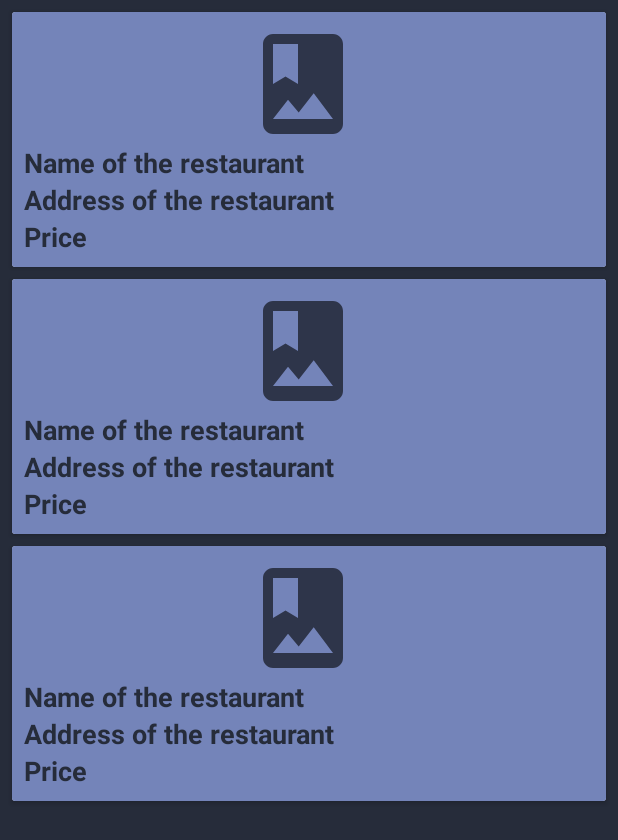
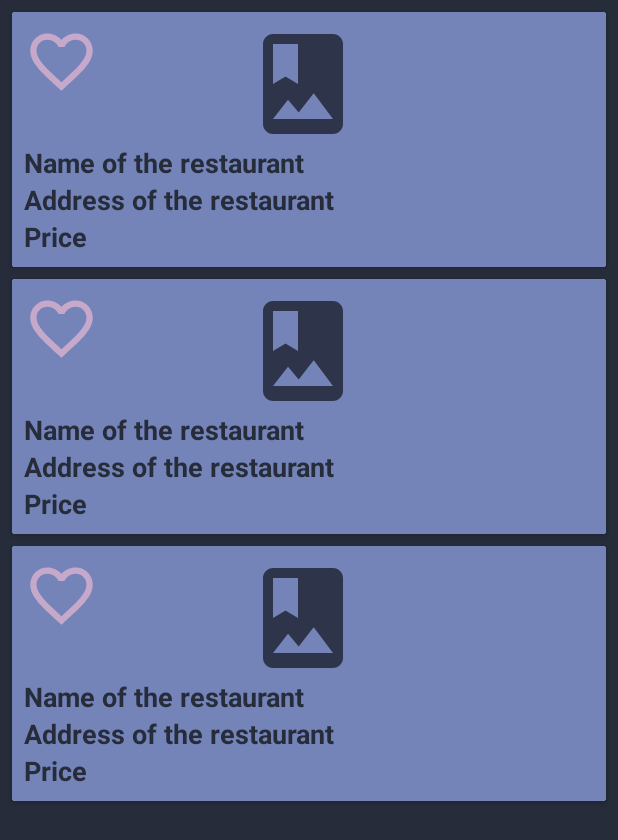
Before and after one commit to Reasz/AndroidProject, an Android app: the layout fragment_main_screen.xml on its own in the app's theme, with its tools: preview values and no code run, on a phone screen of 412 x 824 dp. Shown: the top 840 px of the screen. Run offline under Robolectric (Android 15) with nearby library versions, the phone set to English and light mode, and no system bars; network calls fail.

Commit message:
RestaurantAdapter.kt file updated, comments corrected Constants.kt file updated, new variable added for userID ic_favorite.xml, ic_favorite_border.xml files created for favorite icon strings.xml file updated for favorite icon text restaurant_item.xml file updated, favorite icon added to the layout ProfileScreenFragment.kt file updated, now it shows the data of the current user MainScreenFragment.kt updated, unnecessary commented parts removed LoginFragment.kt file updated, user ID saved for later identification

```diff
--- a/app/src/main/java/com/example/foodproject/RestaurantAdapter.kt
+++ b/app/src/main/java/com/example/foodproject/RestaurantAdapter.kt
@@ -22,7 +22,7 @@ class RestaurantAdapter (//private var restaurantList: List<RestaurantItem>,
 
         return  RestaurantViewHolder(itemView)
     }
-    // mindig ujrahivodik
+    // gets called again every time
     override fun onBindViewHolder(holder: RestaurantViewHolder, position: Int) {
         val currentItem = restaurantList[position]
 
@@ -53,9 +53,6 @@ class RestaurantAdapter (//private var restaurantList: List<RestaurantItem>,
         val textViewAddress: TextView = itemView.restaurantAddressTextView
         val textViewPrice: TextView = itemView.restaurantPriceTextView
         val view = itemView
-        /*val imageView: ImageView = itemView.findViewById(R.id.restaurantImageView)
-        val textView1: TextView = itemView.findViewById(R.id.restaurantTitleTextView)
-        val textView2: TextView = itemView.findViewById(R.id.restaurantAddressTextView)*/
 
         init
         {
--- a/app/src/main/java/com/example/foodproject/frg/LoginFragment.kt
+++ b/app/src/main/java/com/example/foodproject/frg/LoginFragment.kt
@@ -12,6 +12,7 @@ import androidx.lifecycle.ViewModelProvider
 import androidx.navigation.Navigation
 import com.example.foodproject.R
 import com.example.foodproject.data.UserViewModel
+import com.example.foodproject.util.Constants.Companion.userID
 
 class LoginFragment : Fragment() {
 
@@ -50,6 +51,7 @@ class LoginFragment : Fragment() {
                     mUserViewModel.readAllData.observe(viewLifecycleOwner, Observer { user ->
                         user.forEach{
                             if (it.userName == usernameText && it.password == passwordText) {
+                                userID = it.id
                                 Navigation.findNavController(view)
                                     .navigate(R.id.action_loginFragment_to_mainScreenFragment2)
                             }
--- a/app/src/main/java/com/example/foodproject/util/Constants.kt
+++ b/app/src/main/java/com/example/foodproject/util/Constants.kt
@@ -1,10 +1,11 @@
 package com.example.foodproject.util
 
-// a const value for the API url to be accessable from every class
+// a const value for the API url, and ID of the user to be accessible from every class
 class Constants {
 
     companion object{
         const val BASE_URL = "https://ratpark-api.imok.space"
+        var userID = 0
     }
 
 }
--- /dev/null
+++ b/app/src/main/res/drawable/ic_favorite.xml
@@ -0,0 +1,5 @@
+<vector android:height="24dp" android:tint="#C6A9CA"
+    android:viewportHeight="24" android:viewportWidth="24"
+    android:width="24dp" xmlns:android="http://schemas.android.com/apk/res/android">
+    <path android:fillColor="@android:color/white" android:pathData="M12,21.35l-1.45,-1.32C5.4,15.36 2,12.28 2,8.5 2,5.42 4.42,3 7.5,3c1.74,0 3.41,0.81 4.5,2.09C13.09,3.81 14.76,3 16.5,3 19.58,3 22,5.42 22,8.5c0,3.78 -3.4,6.86 -8.55,11.54L12,21.35z"/>
+</vector>
--- /dev/null
+++ b/app/src/main/res/drawable/ic_favorite_border.xml
@@ -0,0 +1,5 @@
+<vector android:height="24dp" android:tint="#C6A9CA"
+    android:viewportHeight="24" android:viewportWidth="24"
+    android:width="24dp" xmlns:android="http://schemas.android.com/apk/res/android">
+    <path android:fillColor="@android:color/white" android:pathData="M16.5,3c-1.74,0 -3.41,0.81 -4.5,2.09C10.91,3.81 9.24,3 7.5,3 4.42,3 2,5.42 2,8.5c0,3.78 3.4,6.86 8.55,11.54L12,21.35l1.45,-1.32C18.6,15.36 22,12.28 22,8.5 22,5.42 19.58,3 16.5,3zM12.1,18.55l-0.1,0.1 -0.1,-0.1C7.14,14.24 4,11.39 4,8.5 4,6.5 5.5,5 7.5,5c1.54,0 3.04,0.99 3.57,2.36h1.87C13.46,5.99 14.96,5 16.5,5c2,0 3.5,1.5 3.5,3.5 0,2.89 -3.14,5.74 -7.9,10.05z"/>
+</vector>
--- a/app/src/main/res/layout/restaurant_item.xml
+++ b/app/src/main/res/layout/restaurant_item.xml
@@ -1,15 +1,16 @@
 <?xml version="1.0" encoding="utf-8"?>
 <androidx.cardview.widget.CardView xmlns:android="http://schemas.android.com/apk/res/android"
-    android:layout_width="match_parent" android:layout_height="wrap_content"
+    android:layout_width="match_parent"
+    android:layout_height="wrap_content"
     android:layout_margin="4dp"
     android:background="@color/colorBackground">
+
     <RelativeLayout
         android:layout_width="match_parent"
         android:layout_height="match_parent"
-        android:padding="8dp"
         android:background="@color/colorAccentDark"
         android:gravity="center"
-        >
+        android:padding="8dp">
 
         <ImageView
             android:id="@+id/restaurantImageView"
@@ -17,41 +18,46 @@
             android:layout_height="80dp"
             android:layout_marginEnd="8dp"
             android:layout_marginRight="8dp"
-            android:src="@drawable/ic_profile"
             android:contentDescription="@string/restaurant_picture"
-            />
+            android:src="@drawable/ic_profile" />
 
         <TextView
             android:id="@+id/restaurantTitleTextView"
             android:layout_width="wrap_content"
             android:layout_height="wrap_content"
+            android:layout_below="@id/restaurantImageView"
+            android:gravity="center"
             android:text="@string/restaurant_title"
-            android:layout_below="@id/restaurantImageView"
             android:textColor="@color/colorBackground"
             android:textSize="18sp"
-            android:textStyle="bold"
-            android:gravity="center"
-           />
+            android:textStyle="bold" />
 
         <TextView
             android:id="@+id/restaurantAddressTextView"
             android:layout_width="wrap_content"
             android:layout_height="wrap_content"
+            android:layout_below="@+id/restaurantTitleTextView"
             android:text="@string/restaurant_address"
-            android:layout_below="@+id/restaurantTitleTextView"
             android:textColor="@color/colorBackground"
             android:textSize="18sp"
-            android:textStyle="bold"/>
+            android:textStyle="bold" />
 
         <TextView
             android:id="@+id/restaurantPriceTextView"
             android:layout_width="wrap_content"
             android:layout_height="wrap_content"
+            android:layout_below="@+id/restaurantAddressTextView"
             android:text="@string/restaurant_price"
-            android:layout_below="@+id/restaurantAddressTextView"
             android:textColor="@color/colorBackground"
             android:textSize="18sp"
-            android:textStyle="bold"/>
+            android:textStyle="bold" />
+
+        <ImageView
+            android:id="@+id/favorite_icon"
+            android:layout_width="50dp"
+            android:layout_height="50dp"
+            android:contentDescription="@string/favorite_icon"
+            android:src="@drawable/ic_favorite_border" />
 
     </RelativeLayout>
 </androidx.cardview.widget.CardView>
--- a/app/src/main/res/values/strings.xml
+++ b/app/src/main/res/values/strings.xml
@@ -17,6 +17,7 @@
     <string name="restaurant_address">Address of the restaurant</string>
     <string name="restaurant_price">Price</string>
     <string name="restaurant_picture">Picture of the restaurant</string>
+    <string name="favorite_icon">Favorite icon</string>
 
     <string name="username">Username</string>
     <string name="password">Password</string>
```
Also changed, not shown: app/src/main/java/com/example/foodproject/frg/MainScreenFragment.kt (+7 -3 lines), app/src/main/java/com/example/foodproject/frg/ProfileScreenFragment.kt (+11 -1 lines).
